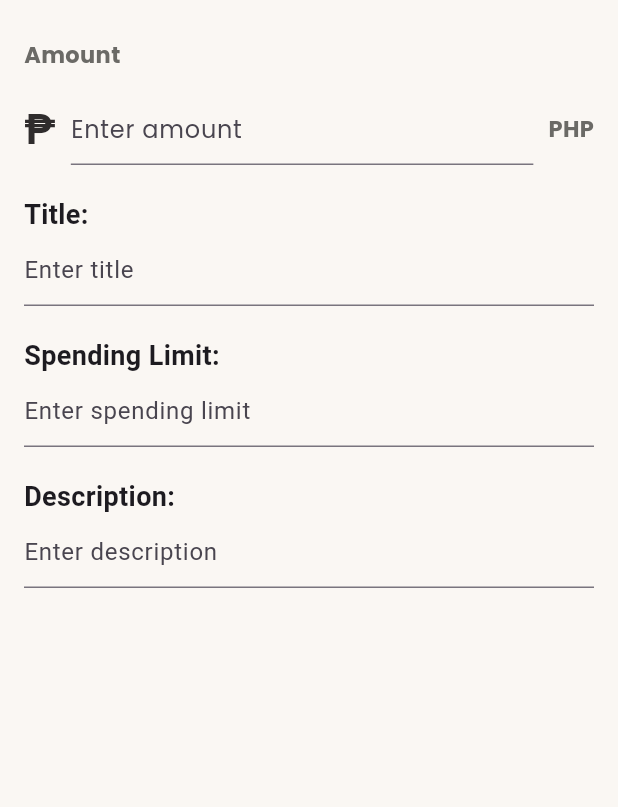
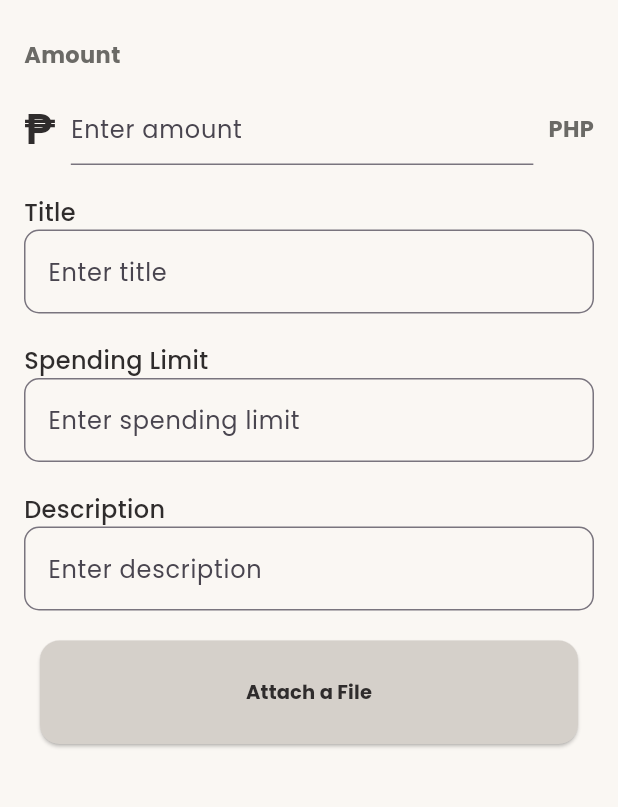
Before and after one commit to ashensn0w/SLAM-Up, a Flutter app: the AddMoneyPage screen opened directly, on a phone screen of 412 x 824 dp, the part 84-891 px from its top. Run offline on Flutter 3.47's test engine with Material 3 defaults, Android fonts, the phone set to English and light mode, and no system bars; our stand-ins replace file_picker.

Commit message:
added unfinished add money page

```diff
--- a/lib/screens/dashboard_page.dart
+++ b/lib/screens/dashboard_page.dart
@@ -1,6 +1,7 @@
 import 'package:flutter/material.dart';
 import '../utils/constants.dart';
 import 'notification_page.dart';
+import 'package:file_picker/file_picker.dart';
 
 class DashboardPage extends StatelessWidget {
   @override
@@ -152,6 +153,24 @@ class AddExpensesPage extends StatelessWidget {
 }
 
 class AddMoneyPage extends StatelessWidget {
+  // Function to handle file attachment logic
+  void attachFile() async {
+    try {
+      FilePickerResult? result = await FilePicker.platform.pickFiles();
+
+      if (result != null) {
+        // Handle the picked file
+        print(result.files.single.name);
+        // You can use result.files.single.path to get the file path
+      } else {
+        // User canceled the file picking
+        print('File picking canceled.');
+      }
+    } catch (e) {
+      print('Error picking file: $e');
+    }
+  }
+
   @override
   Widget build(BuildContext context) {
     return Scaffold(
@@ -245,43 +264,136 @@ class AddMoneyPage extends StatelessWidget {
               ),
               SizedBox(height: 20),
               Text(
-                'Title:',
+                'Title',
                 style: TextStyle(
-                  fontSize: 18.0,
-                  fontWeight: FontWeight.bold,
+                  fontFamily: 'Poppins',
+                  fontSize: 16.0,
+                  fontWeight: FontWeight.w500,
+                  color: darkText,
                 ),
               ),
               TextField(
+                style: TextStyle(
+                  fontFamily: 'Poppins',
+                  color: darkText,
+                  // Add other style properties as needed
+                ),
                 decoration: InputDecoration(
                   hintText: 'Enter title',
+                  hintStyle: TextStyle(
+                    fontFamily: 'Poppins',
+                    // Add other hint style properties as needed
+                  ),
+                  border: OutlineInputBorder(
+                    borderRadius: BorderRadius.circular(
+                        10.0), // Adjust the radius as needed
+                    borderSide:
+                        BorderSide(color: Color(0xFFA9A9A9), width: 2.0),
+                  ),
+                  focusedBorder: OutlineInputBorder(
+                    borderRadius: BorderRadius.circular(10.0),
+                    borderSide:
+                        BorderSide(color: Color(0xFFA9A9A9), width: 2.0),
+                  ),
                 ),
+                cursorColor: Color(0xFF2F2C2C),
               ),
               SizedBox(height: 20),
               Text(
-                'Spending Limit:',
+                'Spending Limit',
                 style: TextStyle(
-                  fontSize: 18.0,
-                  fontWeight: FontWeight.bold,
+                  fontFamily: 'Poppins',
+                  fontSize: 16.0,
+                  fontWeight: FontWeight.w500,
+                  color: darkText,
                 ),
               ),
               TextField(
+                style: TextStyle(
+                  fontFamily: 'Poppins',
+                  color: darkText,
+                  // Add other style properties as needed
+                ),
                 decoration: InputDecoration(
                   hintText: 'Enter spending limit',
+                  hintStyle: TextStyle(
+                    fontFamily: 'Poppins',
+                    // Add other hint style properties as needed
+                  ),
+                  border: OutlineInputBorder(
+                    borderRadius: BorderRadius.circular(
+                        10.0), // Adjust the radius as needed
+                    borderSide:
+                        BorderSide(color: Color(0xFFA9A9A9), width: 2.0),
+                  ),
+                  focusedBorder: OutlineInputBorder(
+                    borderRadius: BorderRadius.circular(10.0),
+                    borderSide:
+                        BorderSide(color: Color(0xFFA9A9A9), width: 2.0),
+                  ),
                 ),
+                cursorColor: Color(0xFF2F2C2C),
               ),
               SizedBox(height: 20),
               Text(
-                'Description:',
+                'Description',
                 style: TextStyle(
-                  fontSize: 18.0,
-                  fontWeight: FontWeight.bold,
+                  fontFamily: 'Poppins',
+                  fontSize: 16.0,
+                  fontWeight: FontWeight.w500,
+                  color: darkText,
                 ),
               ),
               TextField(
-                maxLines:
-                    null, // or specify the maximum number of lines you want
+                style: TextStyle(
+                  fontFamily: 'Poppins',
+                  color: darkText,
+                  // Add other style properties as needed
+                ),
                 decoration: InputDecoration(
                   hintText: 'Enter description',
+                  hintStyle: TextStyle(
+                    fontFamily: 'Poppins',
+                    // Add other hint style properties as needed
+                  ),
+                  border: OutlineInputBorder(
+                    borderRadius: BorderRadius.circular(
+                        10.0), // Adjust the radius as needed
+                    borderSide:
+                        BorderSide(color: Color(0xFFA9A9A9), width: 2.0),
+                  ),
+                  focusedBorder: OutlineInputBorder(
+                    borderRadius: BorderRadius.circular(10.0),
+                    borderSide:
+                        BorderSide(color: Color(0xFFA9A9A9), width: 2.0),
+                  ),
+                ),
+                cursorColor: Color(0xFF2F2C2C),
+                maxLines: null,
+              ),
+              SizedBox(height: 20),
+              Center(
+                child: ElevatedButton(
+                  onPressed: attachFile,
+                  child: Text(
+                    'Attach a File',
+                    style: TextStyle(
+                      color: darkText,
+                      fontFamily: 'Poppins',
+                      fontWeight: FontWeight.bold,
+                      fontSize: 13,
+                    ),
+                  ),
+                  style: ElevatedButton.styleFrom(
+                    primary: Color(0xFFD5D0CA),
+                    shape: RoundedRectangleBorder(
+                      borderRadius: BorderRadius.circular(13.0),
+                    ),
+                    padding: EdgeInsets.symmetric(
+                      horizontal: MediaQuery.of(context).size.width / 3,
+                      vertical: 25.0,
+                    ),
+                  ),
                 ),
               ),
             ],
```
